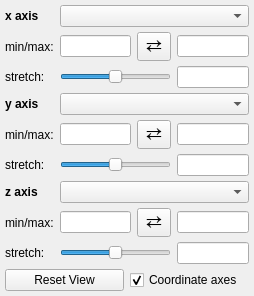
Old version of the form glue_vispy_viewers/common/viewer_options.ui in the repository glue-viz/glue-vispy-viewers.
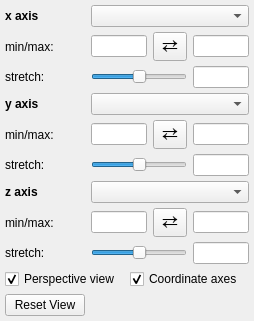
New version of the form.

Commit message: add perspective view toggle

What changed in the file:
```diff
--- a/glue_vispy_viewers/common/viewer_options.ui
+++ b/glue_vispy_viewers/common/viewer_options.ui
@@ -257,9 +257,12 @@
    <item row="10" column="2" colspan="4">
     <layout class="QHBoxLayout" name="horizontalLayout">
      <item>
-      <widget class="QPushButton" name="reset_button">
+      <widget class="QCheckBox" name="checkbox_perspective">
        <property name="text">
-        <string>Reset View</string>
+        <string>Perspective view</string>
+       </property>
+       <property name="checked">
+        <bool>true</bool>
        </property>
       </widget>
      </item>
@@ -275,6 +278,13 @@
      </item>
     </layout>
    </item>
+   <item row="11" column="2">
+    <widget class="QPushButton" name="reset_button">
+     <property name="text">
+      <string>Reset View</string>
+     </property>
+    </widget>
+   </item>
   </layout>
  </widget>
  <layoutdefault spacing="6" margin="11"/>
```
Left out of the diff: 15 changed lines with no effect on the pictures. The commit also changes 2 other files.
